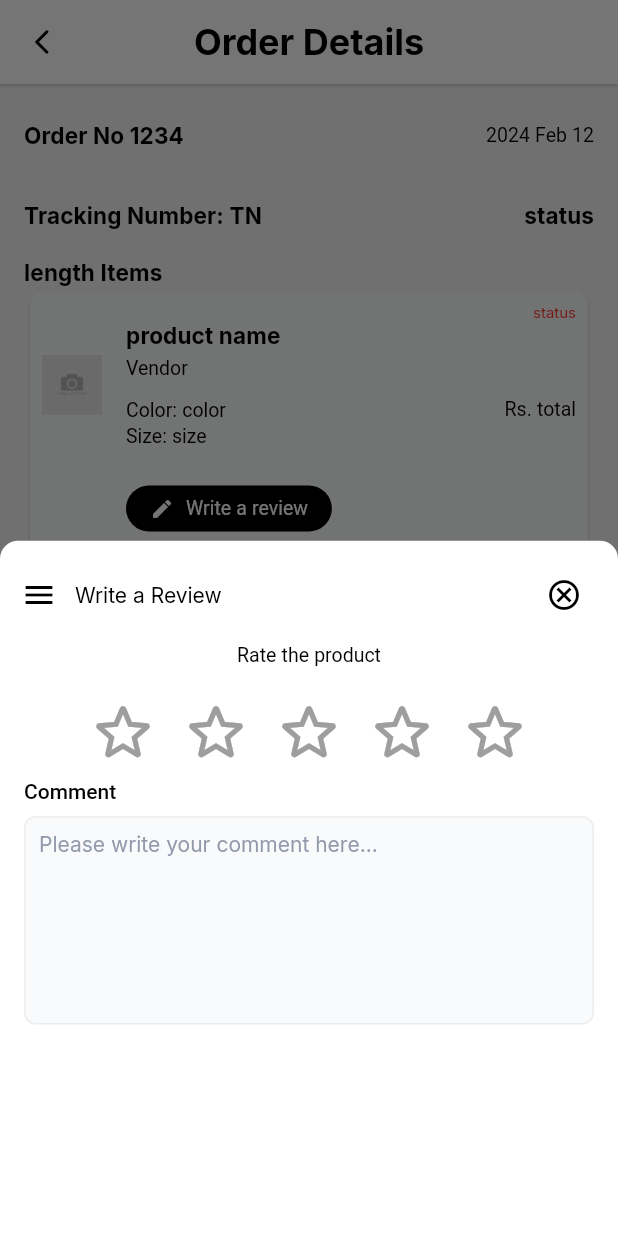
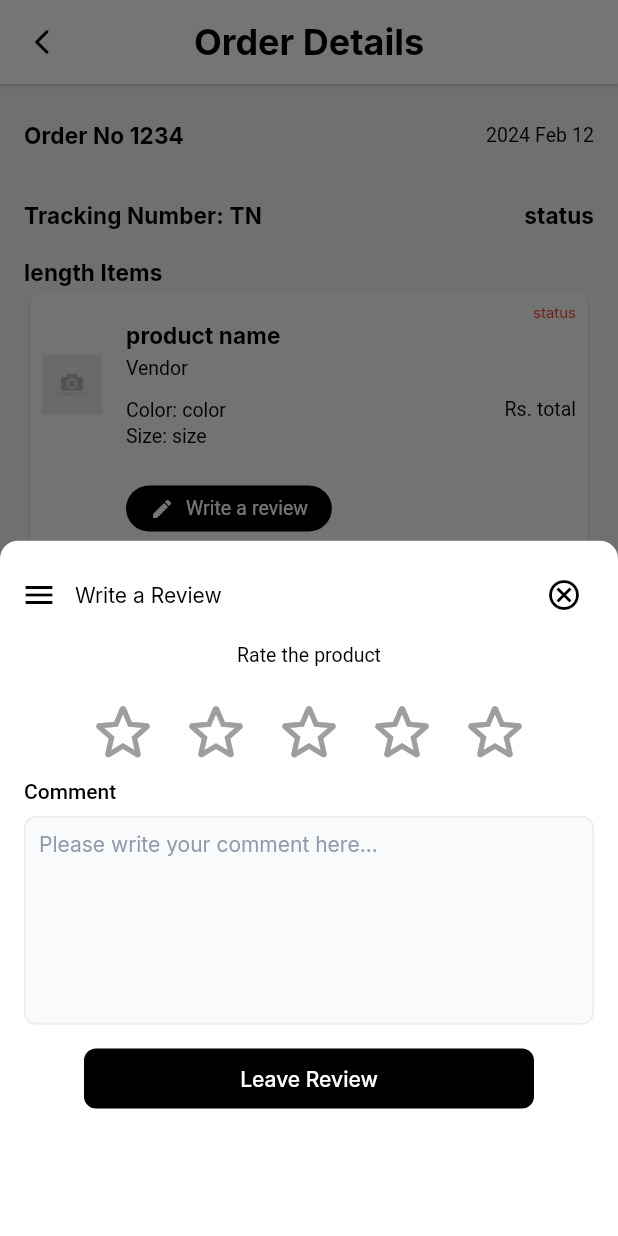
Before and after one commit to StrangerDeveloper/ismmart_ecommerce, a Flutter app: the OrderDetailView screen opened directly, after a tap on "Write a review", on a phone screen of 412 x 824 dp. Run offline on Flutter 3.47's test engine with Material 3 defaults, Android fonts, the phone set to English and light mode, and no system bars; drawn by our look-alikes of cached_network_image, flutter_rating_bar; our stand-ins replace country_code_picker, firebase_core, flip_card, flutter_image_compress, flutter_multi_formatter, flutter_svg and 11 more; missing offline and left inert: dart:ffi; accounts and stored records are empty; network calls fail; project files that could hold a hidden picture were left out.

Commit message:
Update order_detail_view.dart

```diff
--- a/lib/screens/order/order_details/order_detail_view.dart
+++ b/lib/screens/order/order_details/order_detail_view.dart
@@ -2,6 +2,7 @@ import 'package:flutter/cupertino.dart';
 import 'package:flutter/material.dart';
 import 'package:flutter_rating_bar/flutter_rating_bar.dart';
 import 'package:get/get.dart';
+import 'package:google_fonts/google_fonts.dart';
 import 'package:intl/intl.dart';
 
 import '../../../screens/order/order_details/order_detail_viewModel.dart';
@@ -304,8 +305,9 @@ class OrderDetailView extends StatelessWidget {
                                                                   Colors.amber,
                                                             ),
                                                             onRatingUpdate:
-                                                                (rating) {
-                                                              rating = rating;
+                                                                (newrating) {
+                                                              rating =
+                                                                  newrating;
                                                             },
                                                             tapOnlyMode: true,
                                                           ),
@@ -318,6 +320,23 @@ class OrderDetailView extends StatelessWidget {
                                                         ],
                                                       ),
                                                     ),
+                                                    Align(
+                                                      alignment:
+                                                          Alignment.center,
+                                                      child: CustomTextBtn2(
+                                                        onPressed: () {},
+                                                        width: 300,
+                                                        title: "Leave Review",
+                                                        textStyle:
+                                                            GoogleFonts.inter(
+                                                                fontSize: 14,
+                                                                fontWeight:
+                                                                    FontWeight
+                                                                        .w500,
+                                                                color: Colors
+                                                                    .white),
+                                                      ),
+                                                    )
                                                   ],
                                                 );
                                               });
```
